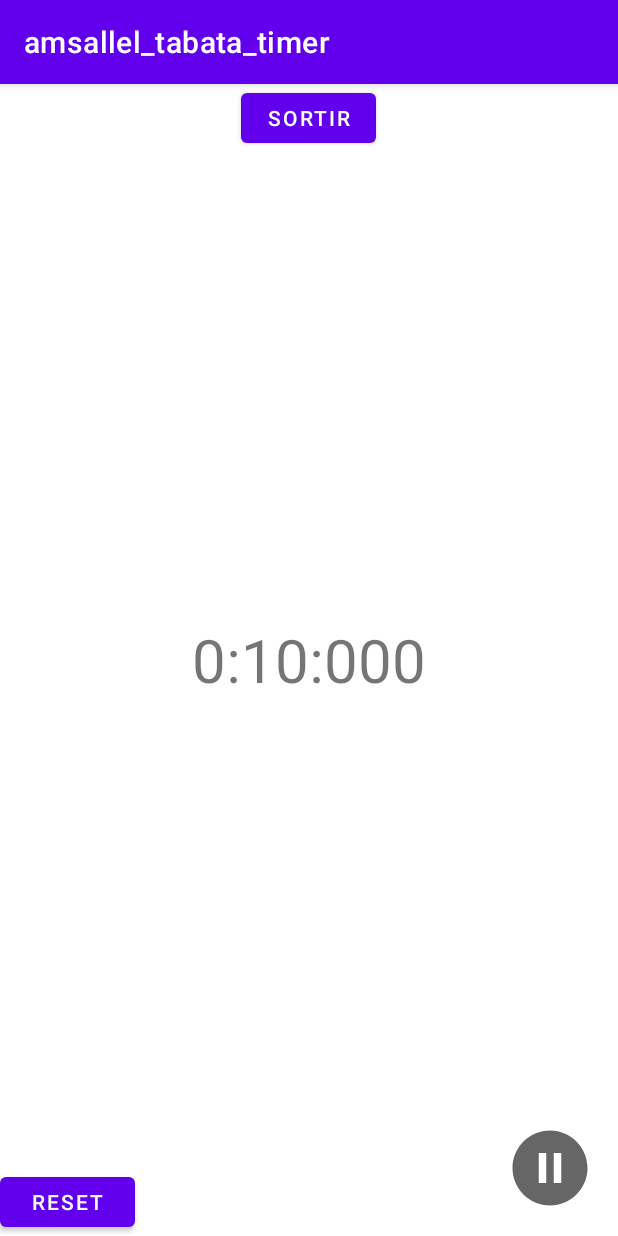
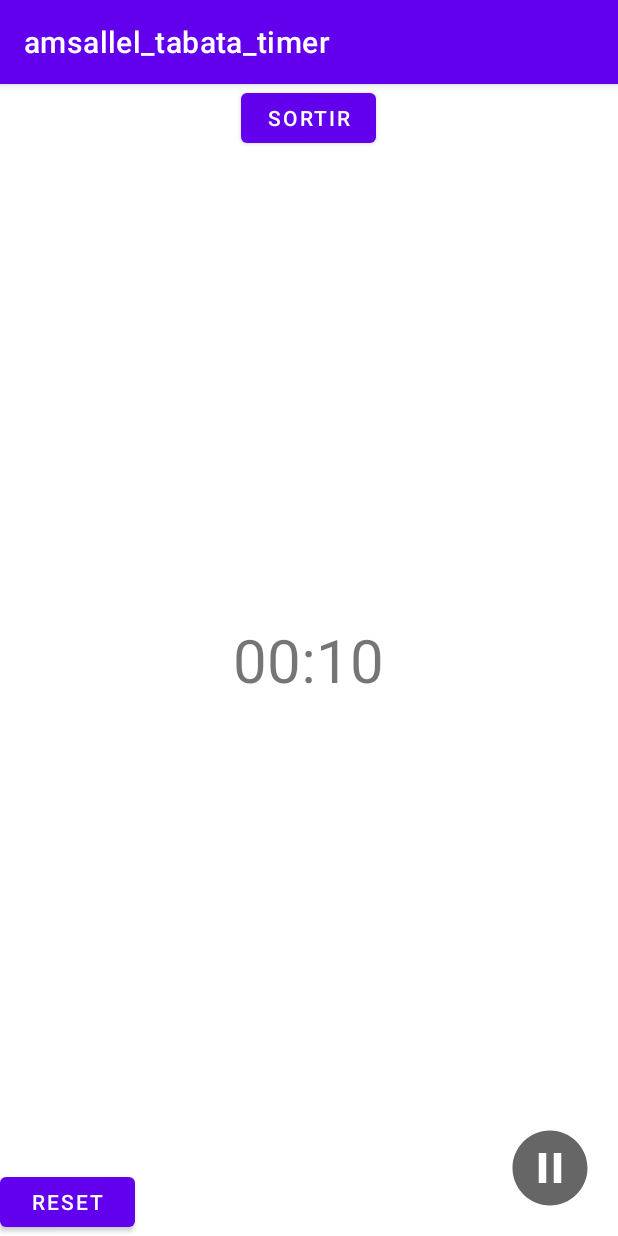
Before and after one commit to LamsaLL/tabata_timer, an Android app: the screen it shows after launch (WorkoutActivity), after a tap on "entrainement 1", on a phone screen of 412 x 824 dp. Run offline under Robolectric (Android 15) with nearby library versions, the phone set to English and light mode, and no system bars; our stand-ins replace Room's generated code.

Commit message:
fix(WorkoutActivity): fomat of counter

```diff
--- a/app/src/main/java/com/example/amsallel_tabata_timer/WorkoutActivity.java
+++ b/app/src/main/java/com/example/amsallel_tabata_timer/WorkoutActivity.java
@@ -96,9 +96,9 @@ public class WorkoutActivity extends AppCompatActivity implements OnUpdateListen
     // Mise à jour graphique
     private void updating() {
         // Affichage des informations du compteur
-        timerValue.setText("" + counter.getMinutes() + ":"
-                + String.format("%02d", counter.getSecondes()) + ":"
-                + String.format("%03d", counter.getMillisecondes()));
+        timerValue.setText("" + String.format("%02d",counter.getMinutes()) + ":"
+                + String.format("%02d", counter.getSecondes())
+        );
     }
 
     /**
```
